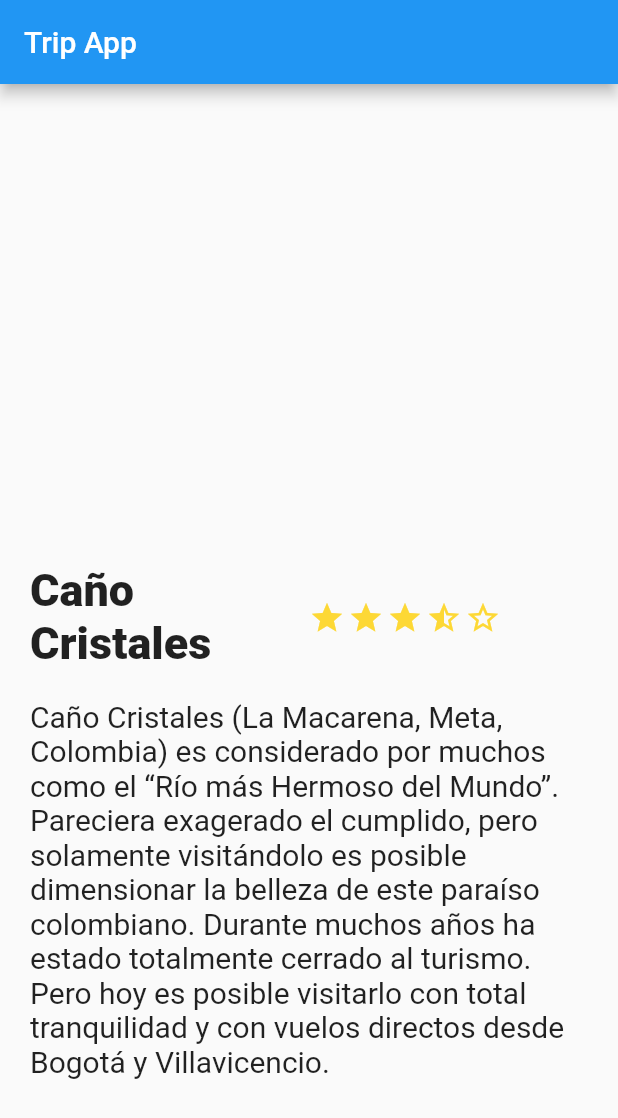
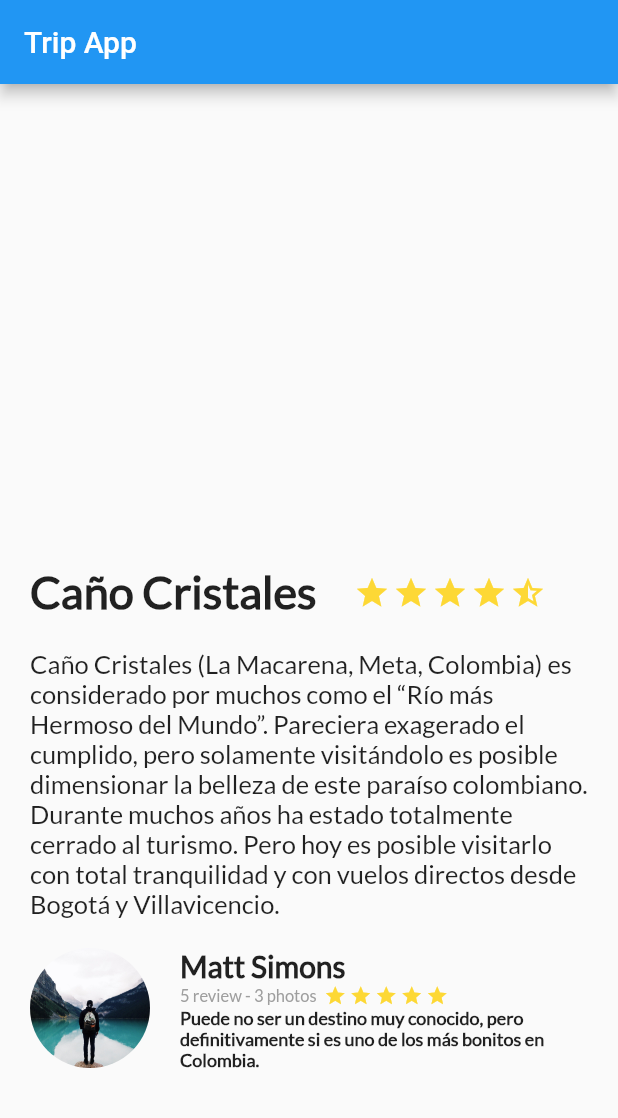
Before and after one commit to JohanRiv/Flutter_Basic_Platzi_project, a Flutter app: the screen it shows after launch, on a phone screen of 412 x 824 dp. Shown: the top 1118 px of the screen. Run offline on Flutter 3.47's test engine with Material 2 defaults, Android fonts, the phone set to English and light mode, and no system bars.

Commit message:
Ajuste reviews para reto clase 24

```diff
--- a/lib/description_place.dart
+++ b/lib/description_place.dart
@@ -1,4 +1,5 @@
 import 'package:flutter/material.dart';
+import 'publication_trip.dart';
 
 class DescriptionPlace extends StatelessWidget {
   double starsCount;
@@ -12,7 +13,7 @@ class DescriptionPlace extends StatelessWidget {
     var listStars = <Widget>[];
 
     Container starsWidgetFull = Container(
-      margin: EdgeInsets.only(top: 322, right: 2),
+      margin: EdgeInsets.only(top: 2, right: 2),
       child: Icon(
         Icons.star,
         color: Color(0xFFFDD835),
@@ -20,7 +21,7 @@ class DescriptionPlace extends StatelessWidget {
     );
 
     Container starsWidgetHalf = Container(
-      margin: EdgeInsets.only(top: 322, right: 2),
+      margin: EdgeInsets.only(top: 2, right: 2),
       child: Icon(
         Icons.star_half,
         color: Color(0xFFFDD835),
@@ -28,32 +29,12 @@ class DescriptionPlace extends StatelessWidget {
     );
 
     Container starsWidgetNone = Container(
-      margin: EdgeInsets.only(top: 322, right: 2),
+      margin: EdgeInsets.only(top: 2, right: 2),
       child: Icon(
         Icons.star_border,
         color: Color(0xFFFDD835),
       ),
     );
-
-    Expanded titleWidget = Expanded(
-        child: Container(
-      margin: EdgeInsets.only(top: 320, left: 20, right: 15),
-      child: Text(
-        titleText,
-        style: TextStyle(fontSize: 30, fontWeight: FontWeight.w900),
-        textAlign: TextAlign.left,
-      ),
-    ));
-
-    Expanded descriptionWidget = Expanded(
-        child: Container(
-      margin: EdgeInsets.only(top: 20, left: 20, right: 20),
-      child: Text(
-        descriptionText,
-        style: TextStyle(fontSize: 20),
-        textAlign: TextAlign.left,
-      ),
-    ));
 
     for (var i = 0; i < 5; i++) {
       if (i < starsCount.toInt()) {
@@ -67,18 +48,42 @@ class DescriptionPlace extends StatelessWidget {
       }
     }
 
+    Container starspool = Container(
+      margin: EdgeInsets.only(top: 320, left: 10),
+      child: Row(
+        children: listStars,
+      ),
+    );
+
+    Container titleWidget = Container(
+      width: MediaQuery.of(context).size.width * 0.5,
+      margin: EdgeInsets.only(top: 320, left: 20),
+      child: Text(
+        titleText,
+        style: TextStyle(
+            fontSize: 30, fontWeight: FontWeight.w900, fontFamily: "Lato"),
+        textAlign: TextAlign.left,
+      ),
+    );
+
+    Container descriptionWidget = Container(
+      margin: EdgeInsets.only(top: 20, left: 20, right: 20),
+      child: Text(
+        descriptionText,
+        style: TextStyle(fontSize: 17, fontFamily: "Lato"),
+        textAlign: TextAlign.left,
+      ),
+    );
+
     return Column(
+      verticalDirection: VerticalDirection.down,
+      crossAxisAlignment: CrossAxisAlignment.start,
       children: [
         Row(
-          children: [
-            titleWidget,
-            Expanded(
-                child: Row(
-              children: listStars,
-            ))
-          ],
+          children: [titleWidget, starspool],
         ),
         descriptionWidget,
+        new PublicationTrip(),
       ],
     );
   }
--- a/lib/main.dart
+++ b/lib/main.dart
@@ -20,7 +20,7 @@ class MyApp extends StatelessWidget {
           body: new DescriptionPlace(
               "Caño Cristales",
               "Caño Cristales (La Macarena, Meta, Colombia) es considerado por muchos como el “Río más Hermoso del Mundo”. Pareciera exagerado el cumplido, pero solamente visitándolo es posible dimensionar la belleza de este paraíso colombiano. Durante muchos años ha estado totalmente cerrado al turismo. Pero hoy es posible visitarlo con total tranquilidad y con vuelos directos desde Bogotá y Villavicencio.",
-              3.5),
+              4.5),
         ));
   }
 }
--- /dev/null
+++ b/lib/publication_trip.dart
@@ -0,0 +1,21 @@
+import 'package:flutter/material.dart';
+import 'review.dart';
+
+class PublicationTrip extends StatelessWidget {
+  PublicationTrip();
+
+  @override
+  Widget build(BuildContext context) {
+    return Column(
+      children: <Widget>[
+        new Review(
+            "assets/images/people/person_1.jpg",
+            "Matt Simons",
+            "5",
+            "3",
+            5,
+            "Puede no ser un destino muy conocido, pero definitivamente si es uno de los más bonitos en Colombia."),
+      ],
+    );
+  }
+}
--- /dev/null
+++ b/lib/review.dart
@@ -0,0 +1,121 @@
+import 'package:flutter/material.dart';
+
+class Review extends StatelessWidget {
+  String pathImage;
+  String user;
+  String numReviews;
+  String numPhoto;
+  double starsCount;
+  String commentReview;
+
+  Review(this.pathImage, this.user, this.numReviews, this.numPhoto,
+      this.starsCount, this.commentReview);
+
+  @override
+  Widget build(BuildContext context) {
+    var listStars = <Widget>[];
+
+    Container photo = Container(
+      margin: EdgeInsets.only(top: 20, left: 20),
+      width: 80,
+      height: 80,
+      decoration: BoxDecoration(
+          shape: BoxShape.circle,
+          image: DecorationImage(
+            fit: BoxFit.cover,
+            image: AssetImage(pathImage),
+          )),
+    );
+
+    Container starsWidgetFull = Container(
+      margin: EdgeInsets.only(right: 2),
+      child: Icon(
+        Icons.star,
+        color: Color(0xFFFDD835),
+        size: 15,
+      ),
+    );
+
+    Container starsWidgetHalf = Container(
+      margin: EdgeInsets.only(right: 2),
+      child: Icon(
+        Icons.star_half,
+        color: Color(0xFFFDD835),
+        size: 15,
+      ),
+    );
+
+    Container starsWidgetNone = Container(
+      margin: EdgeInsets.only(right: 2),
+      child: Icon(
+        Icons.star_border,
+        color: Color(0xFFFDD835),
+        size: 15,
+      ),
+    );
+
+    Container name = Container(
+      margin: EdgeInsets.only(top: 20, left: 20),
+      child: Text(
+        user,
+        textAlign: TextAlign.left,
+        style: TextStyle(
+            fontSize: 20, fontFamily: "Lato", fontWeight: FontWeight.w700),
+      ),
+    );
+
+    Container reviews = Container(
+      margin: EdgeInsets.only(left: 20, right: 5),
+      child: Text(
+        numReviews + " review - " + numPhoto + " photos",
+        textAlign: TextAlign.left,
+        style: TextStyle(fontSize: 11, fontFamily: "Lato", color: Colors.grey),
+      ),
+    );
+
+    for (var i = 0; i < 5; i++) {
+      if (i < starsCount.toInt()) {
+        listStars.add(starsWidgetFull);
+      } else {
+        if (starsCount <= i && (starsCount - starsCount) == 0) {
+          listStars.add(starsWidgetNone);
+        } else {
+          listStars.add(starsWidgetHalf);
+        }
+      }
+    }
+
+    Container description = Container(
+        width: MediaQuery.of(context).size.width * 0.6,
+        margin: EdgeInsets.only(left: 20, right: 20),
+        child: Text(
+          commentReview,
+          textAlign: TextAlign.left,
+          style: TextStyle(
+            fontSize: 12,
+            fontFamily: "Lato",
+            fontWeight: FontWeight.w900,
+          ),
+        ));
+
+    Column contribution =
+        Column(crossAxisAlignment: CrossAxisAlignment.start, children: <Widget>[
+      name,
+      Row(
+        children: [
+          reviews,
+          Container(
+              child: Row(
+            children: listStars,
+          ))
+        ],
+      ),
+      description,
+    ]);
+
+    return Row(
+      crossAxisAlignment: CrossAxisAlignment.start,
+      children: [photo, contribution],
+    );
+  }
+}
```
Also changed, not shown: pubspec.yaml (+7 -6 lines), assets/fonts/Lato-Bold.ttf (added), assets/fonts/Lato-Italic.ttf (added), assets/fonts/Lato-Regular.ttf (added), assets/fonts/Lato-Thin.ttf (added), assets/images/people/person_1.jpg (added).
